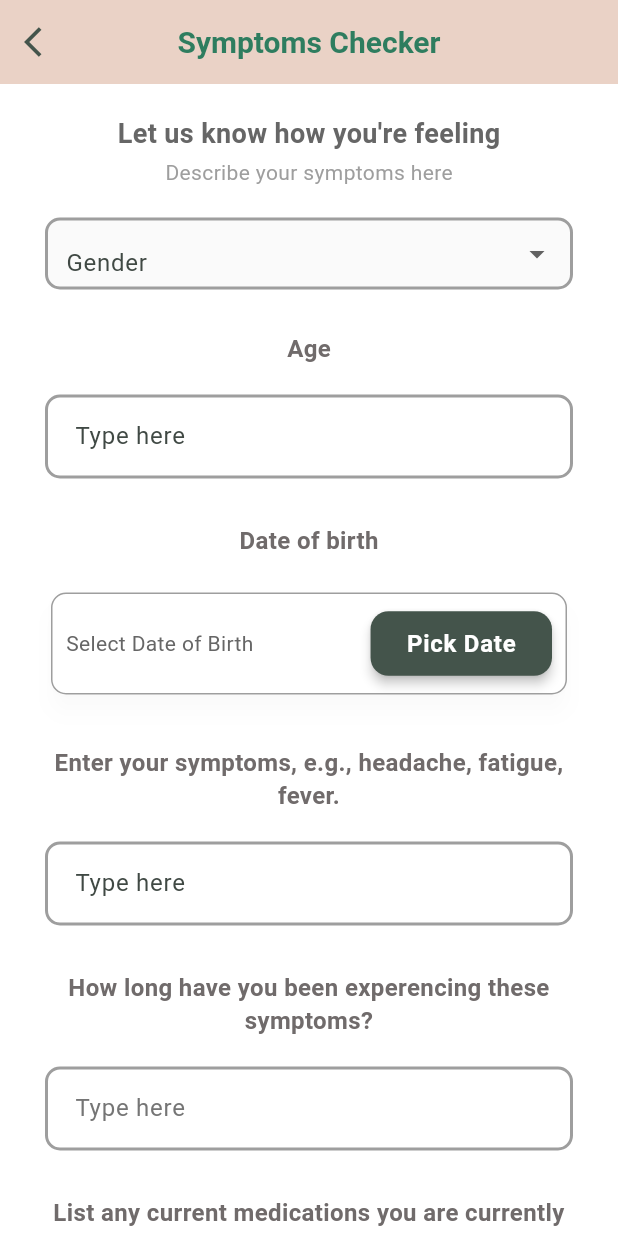
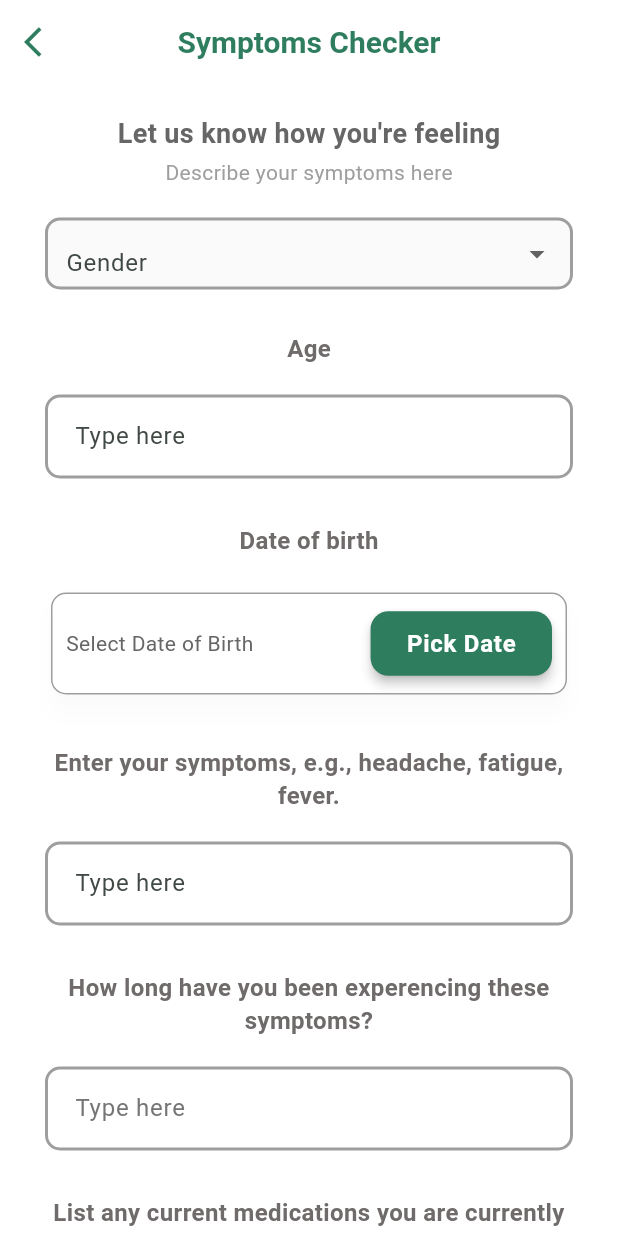
Before and after one commit to Ayiera-20/Body-AI-Buddy, a Flutter app: the SymptomCheck screen opened directly, on a phone screen of 412 x 824 dp. Run offline on Flutter 3.47's test engine with Material 3 defaults, Android fonts, the phone set to English and light mode, and no system bars; our stand-ins replace flutter_markdown, flutter_spinkit, google_generative_ai.

Commit message:
Style: align buttons with health green
- Nutrition: use theme primary for Generate button\n- Symptoms: use theme primary for Pick Date and Submit buttons\n- Add analyzer exclude for legacy/** to avoid backup code errors\n- Keeps text white for contrast and uses existing shapes/sizing

```diff
--- a/analysis_options.yaml
+++ b/analysis_options.yaml
@@ -26,3 +26,7 @@ linter:
 
 # Additional information about this file can be found at
 # https://dart.dev/guides/language/analysis-options
+
+analyzer:
+  exclude:
+    - legacy/**
--- a/lib/screens/symptom_check.dart
+++ b/lib/screens/symptom_check.dart
@@ -28,15 +28,24 @@ class _SymptomCheckState extends State<SymptomCheck> {
 
   @override
   Widget build(BuildContext context) {
+    final theme = Theme.of(context);
     return Scaffold(
       backgroundColor: Colors.white,
       appBar: AppBar(
-        title: const Text('Symptoms Checker'),
-        backgroundColor: const Color(0xFFead2c6),
+        backgroundColor: Colors.transparent,
+        elevation: 0,
+        centerTitle: true,
+        title: Text(
+          'Symptoms Checker',
+          style: theme.textTheme.headlineMedium?.copyWith(
+            fontWeight: FontWeight.bold,
+            color: theme.colorScheme.primary,
+          ),
+        ),
         leading: IconButton(onPressed: () {
           Navigator.pop(context);
         },
-        icon: const Icon(Icons.arrow_back_ios), color: const Color(0xFF44544b),
+        icon: Icon(Icons.arrow_back_ios, color: theme.colorScheme.primary),
         ),
       ),
       body: SingleChildScrollView(
@@ -131,9 +140,10 @@ class _SymptomCheckState extends State<SymptomCheck> {
                   child: ElevatedButton(
                     onPressed: () => _selectDate(context),
                     style: ElevatedButton.styleFrom(
-                      backgroundColor: const Color(0xFF44544b),
+                      backgroundColor: Theme.of(context).colorScheme.primary,
+                      foregroundColor: Colors.white,
                     ),
-                    child: const Text('Pick Date', style: TextStyle(color: Colors.white),),
+                    child: const Text('Pick Date', style: TextStyle(color: Colors.white)),
                   ),
                   )
 
@@ -324,13 +334,21 @@ class _SymptomCheckState extends State<SymptomCheck> {
               // ();
             },
             style: ElevatedButton.styleFrom(
-                      backgroundColor: const Color(0xFF44544b),
+              backgroundColor: Theme.of(context).colorScheme.primary,
+              foregroundColor: Colors.white,
               shape: RoundedRectangleBorder(
                 borderRadius: BorderRadius.circular(20.0),
               ),
               minimumSize: const Size(200, 50),
             ),
-                    child: const Text('Submit', style: TextStyle(color: Colors.white, fontWeight: FontWeight.bold, fontSize: 18),),
+            child: const Text(
+              'Submit',
+              style: TextStyle(
+                color: Colors.white,
+                fontWeight: FontWeight.bold,
+                fontSize: 18,
+              ),
+            ),
           ),
         ],
       ),
```
Also changed, not shown: lib/screens/chat_mental.dart (+12 -3 lines), lib/screens/nutrition.dart (+22 -5 lines). Lines whose indentation alone changed are shown as unchanged.
